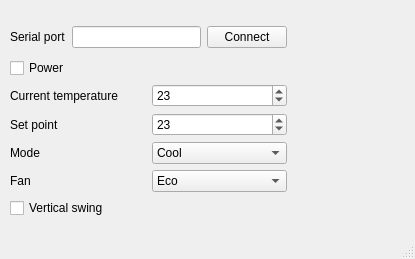
The window that Simulators/CN_WIRED/ACSimulator/mainwindow.ui (Sonic-Amiga/ESP8266-Faikin) describes before a commit, drawn with Qt 5.
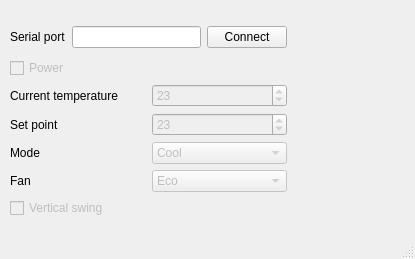
The same window after the commit.

Commit message:
Simulators/CN_WIRED: Clean up GUI
Correct enable/disable state for all the widgets; status line

Patch:
```diff
--- a/Simulators/CN_WIRED/ACSimulator/mainwindow.ui
+++ b/Simulators/CN_WIRED/ACSimulator/mainwindow.ui
@@ -49,6 +49,9 @@
       <layout class="QGridLayout" name="gridLayout">
        <item row="0" column="0">
         <widget class="QCheckBox" name="powerState">
+         <property name="enabled">
+          <bool>false</bool>
+         </property>
          <property name="text">
           <string>Power</string>
          </property>
@@ -68,6 +71,9 @@
          </item>
          <item>
           <widget class="QSpinBox" name="currentTemp">
+           <property name="enabled">
+            <bool>false</bool>
+           </property>
            <property name="keyboardTracking">
             <bool>false</bool>
            </property>
@@ -89,6 +95,9 @@
          </item>
          <item>
           <widget class="QSpinBox" name="setPoint">
+           <property name="enabled">
+            <bool>false</bool>
+           </property>
            <property name="keyboardTracking">
             <bool>false</bool>
            </property>
@@ -110,6 +119,9 @@
          </item>
          <item>
           <widget class="QComboBox" name="modeSelector">
+           <property name="enabled">
+            <bool>false</bool>
+           </property>
            <item>
             <property name="text">
              <string>Cool</string>
@@ -150,6 +162,9 @@
          </item>
          <item>
           <widget class="QComboBox" name="fanSelector">
+           <property name="enabled">
+            <bool>false</bool>
+           </property>
            <item>
             <property name="text">
              <string>Eco</string>
@@ -186,6 +201,9 @@
        </item>
        <item row="5" column="0">
         <widget class="QCheckBox" name="vSwing">
+         <property name="enabled">
+          <bool>false</bool>
+         </property>
          <property name="text">
           <string>Vertical swing</string>
          </property>
```
The commit also changes 3 other files.
